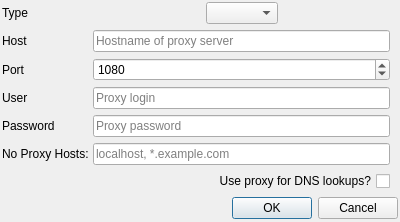
The window that src/proxydialog.ui (tomahawk-player/tomahawk) describes before a commit, drawn with Qt 5.
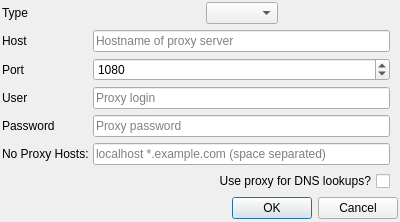
The same window after the commit.

The edit to the form file:
```diff
--- a/src/proxydialog.ui
+++ b/src/proxydialog.ui
@@ -146,7 +146,7 @@
      <item row="5" column="1">
       <widget class="QLineEdit" name="noHostLineEdit">
        <property name="placeholderText">
-        <string>localhost, *.example.com</string>
+        <string>localhost *.example.com (space separated)</string>
        </property>
       </widget>
      </item>
```
